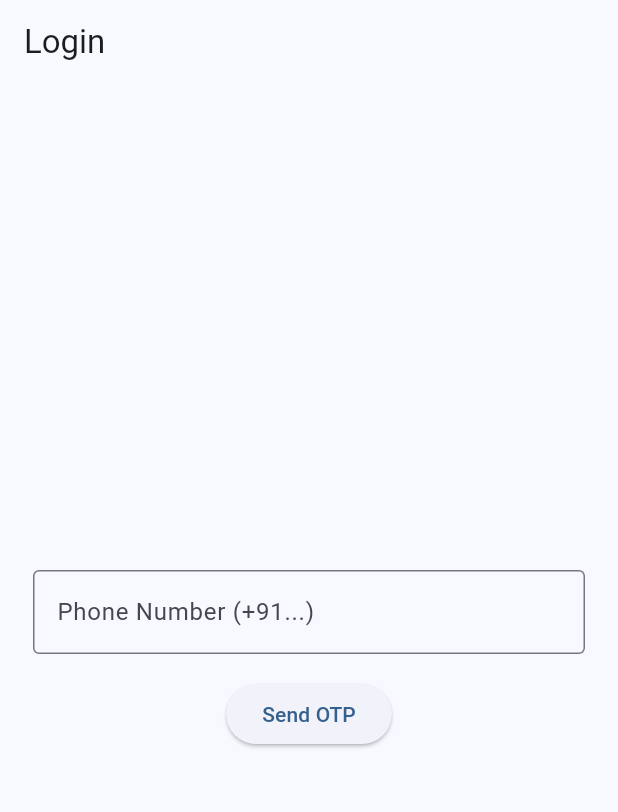
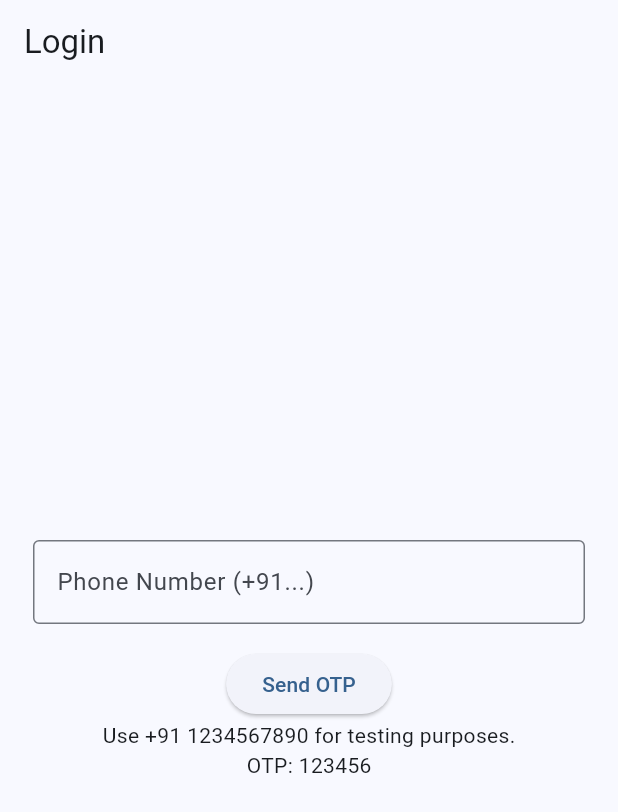
Before and after one commit to tangentveil/Flutter_CRUD_API_App, a Flutter app: the screen it shows after launch, on a phone screen of 412 x 824 dp. Shown: the top 812 px of the screen. Run offline on Flutter 3.47's test engine with Material 3 defaults, Android fonts, the light colour scheme and no system bars; our stand-ins replace firebase_auth, firebase_core, get; accounts and stored records are empty; generated files the repository leaves out were written again; network calls fail.

Commit message:
added testing credentials

```diff
--- a/lib/routes/app_pages.dart
+++ b/lib/routes/app_pages.dart
@@ -4,9 +4,7 @@ import '../views/auth/otp_view.dart';
 import '../views/objects/object_list_view.dart';
 import '../views/objects/object_detail_view.dart';
 import '../views/objects/object_form_view.dart';
-import '../controllers/auth_controller.dart';
 import '../controllers/object_controller.dart';
-import '../services/auth_service.dart';
 import '../services/api_service.dart';
 import 'app_routes.dart';
 
--- a/lib/views/auth/login_view.dart
+++ b/lib/views/auth/login_view.dart
@@ -51,6 +51,8 @@ class LoginView extends GetView<AuthController> {
                           style: const TextStyle(color: Colors.red),
                         ),
                       ),
+                      const Text('Use +91 1234567890 for testing purposes.'),
+                      const Text('OTP: 123456'),
                   ],
                 ),
               );
```
